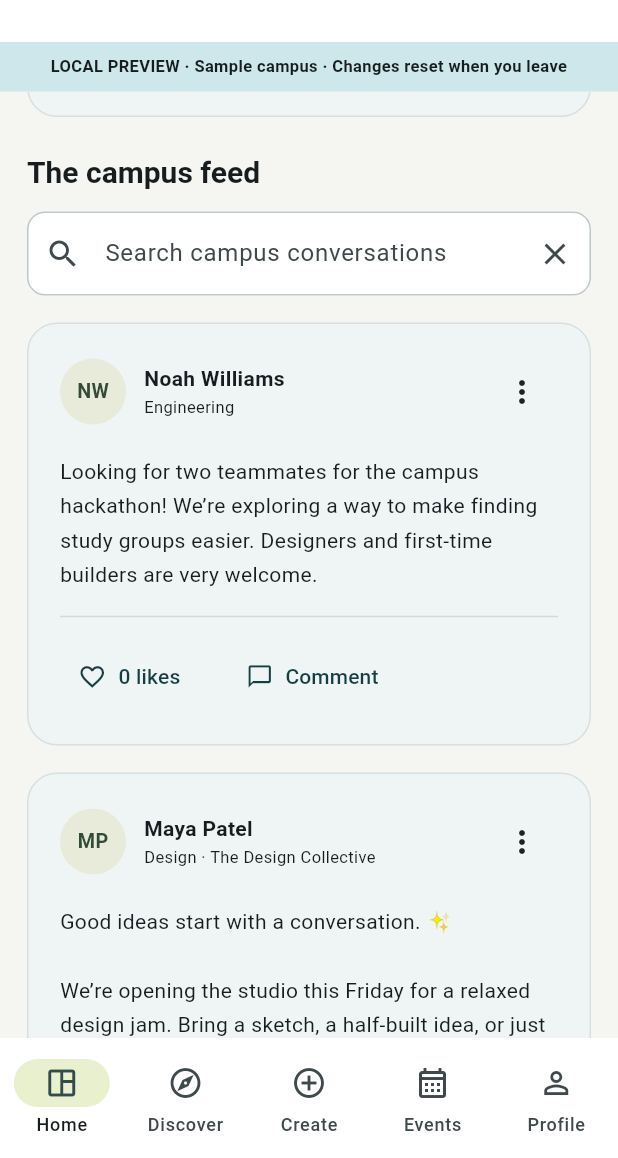
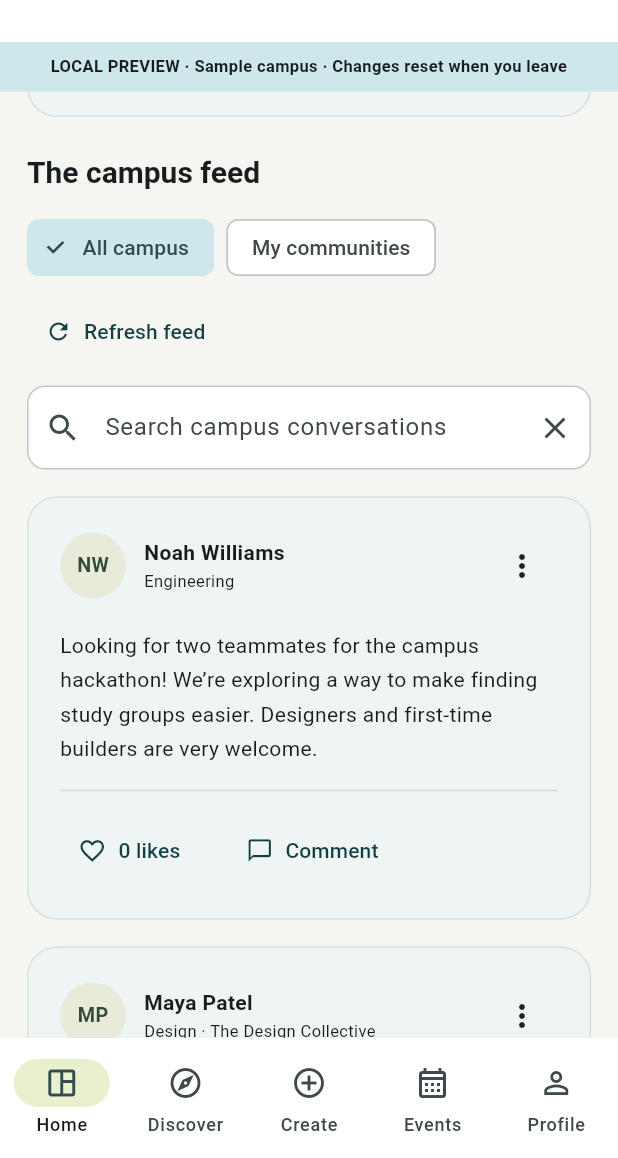
Before and after one commit to roopawalamurtaza-droid/student-connect, a Flutter app: the Workspace screen opened directly with empty values, scrolled down 1152 dp, on a phone screen of 412 x 824 dp, the part 78-1236 px from its top. Run offline on Flutter 3.47's test engine with Material 3 defaults, Android fonts, the phone set to English and light mode, and no system bars; our stand-ins replace app_links, firebase_analytics, firebase_core, firebase_crashlytics, firebase_messaging, image_picker and 3 more; missing offline and left inert: dart:js_interop, flutter_turnstile; accounts and stored records are empty; Roboto replaces fonts that are missing (Segoe UI).

Commit message:
Add personal community feed and preserve home navigation state

```diff
--- a/lib/app/workspace.dart
+++ b/lib/app/workspace.dart
@@ -368,22 +368,29 @@ class _WorkspaceState extends State<Workspace> {
                           ),
                         ),
                       Expanded(
-                        child: SingleChildScrollView(
-                          key: ValueKey(selected),
+                        child: IndexedStack(
+                          index: selected == 0 ? 0 : 1,
+                          children: [
+                            for (final pageIndex in [
+                              0,
+                              if (selected != 0) selected else -1,
+                            ])
+                              pageIndex == -1
+                                  ? const SizedBox.shrink()
+                                  : SingleChildScrollView(
+                                      key: ValueKey(pageIndex),
                                       padding: EdgeInsets.all(wide ? 32 : 18),
                                       child: Align(
                                         alignment: Alignment.topCenter,
                                         child: ConstrainedBox(
-                              constraints: const BoxConstraints(maxWidth: 1160),
-                              child: AnimatedSwitcher(
-                                duration: const Duration(milliseconds: 220),
-                                child: KeyedSubtree(
-                                  key: ValueKey(selected),
-                                  child: pages[selected],
+                                          constraints: const BoxConstraints(
+                                            maxWidth: 1160,
+                                          ),
+                                          child: pages[pageIndex],
                                         ),
                                       ),
                                     ),
-                          ),
+                          ],
                         ),
                       ),
                     ],
--- a/lib/features/feed/campus_home.dart
+++ b/lib/features/feed/campus_home.dart
@@ -32,6 +32,8 @@ class _CampusHomeState extends State<CampusHome> {
   final search = TextEditingController();
   Timer? debounce;
   String query = '';
+  bool joinedOnly = false;
+  int refreshVersion = 0;
   late final upcoming = Uri(
     path: 'events',
     queryParameters: {
@@ -308,6 +310,28 @@ class _CampusHomeState extends State<CampusHome> {
                       style: Theme.of(context).textTheme.titleLarge,
                     ),
                     const SizedBox(height: 14),
+                    Wrap(
+                      spacing: 8,
+                      runSpacing: 8,
+                      children: [
+                        ChoiceChip(
+                          label: const Text('All campus'),
+                          selected: !joinedOnly,
+                          onSelected: (_) => setState(() => joinedOnly = false),
+                        ),
+                        ChoiceChip(
+                          label: const Text('My communities'),
+                          selected: joinedOnly,
+                          onSelected: (_) => setState(() => joinedOnly = true),
+                        ),
+                        TextButton.icon(
+                          onPressed: () => setState(() => refreshVersion++),
+                          icon: const Icon(Icons.refresh),
+                          label: const Text('Refresh feed'),
+                        ),
+                      ],
+                    ),
+                    const SizedBox(height: 12),
                     TextField(
                       controller: search,
                       onChanged: (value) {
@@ -332,19 +356,27 @@ class _CampusHomeState extends State<CampusHome> {
                     ),
                     const SizedBox(height: 18),
                     PagedItems(
+                      key: ValueKey(refreshVersion),
                       repository: widget.repository,
                       path: Uri(
                         path: 'posts',
-                        queryParameters: {'q': query},
+                        queryParameters: {
+                          'q': query,
+                          if (joinedOnly) 'joined': 'true',
+                        },
                       ).toString(),
                       builder: (posts) => posts.isEmpty
                           ? EmptyState(
                               icon: Icons.forum_outlined,
                               title: query.isEmpty
-                                  ? 'Start the conversation'
+                                  ? joinedOnly
+                                        ? 'Your communities are quiet'
+                                        : 'Start the conversation'
                                   : 'No matching conversations',
                               body: query.isEmpty
-                                  ? 'Share an idea or ask your campus a question.'
+                                  ? joinedOnly
+                                        ? 'Join a community in Discover or start a conversation in one you’ve joined.'
+                                        : 'Share an idea or ask your campus a question.'
                                   : 'Try another phrase or clear the search.',
                             )
                           : Column(
--- a/lib/services/supabase_data_service.dart
+++ b/lib/services/supabase_data_service.dart
@@ -53,6 +53,7 @@ class SupabaseDataService {
       ];
     }
     final select = switch (table) {
+      'posts' when uri.queryParameters['joined'] == 'true' => '*,author:profiles!posts_author_id_fkey(name,department:departments(name)),post_media(media_assets(path)),communities!inner(community_members!inner(user_id))',
       'events' when uri.queryParameters['mine'] == 'true' =>
         '*,event_registrations!inner(user_id)',
       'profiles' => '*,departments(name),user_roles(role)',
@@ -62,6 +63,9 @@ class SupabaseDataService {
       _ => '*',
     };
     var query = client.from(table).select(select);
+    if (table == 'posts' && uri.queryParameters['joined'] == 'true') {
+      query = query.eq('communities.community_members.user_id', uid);
+    }
     if (table == 'events') {
       final boundary = uri.queryParameters['from'];
       final before = uri.queryParameters['before'];
```
Also changed, not shown: lib/repositories/preview_repository.dart (+8 -1 lines), 4 other files. Lines whose indentation alone changed are shown as unchanged.
